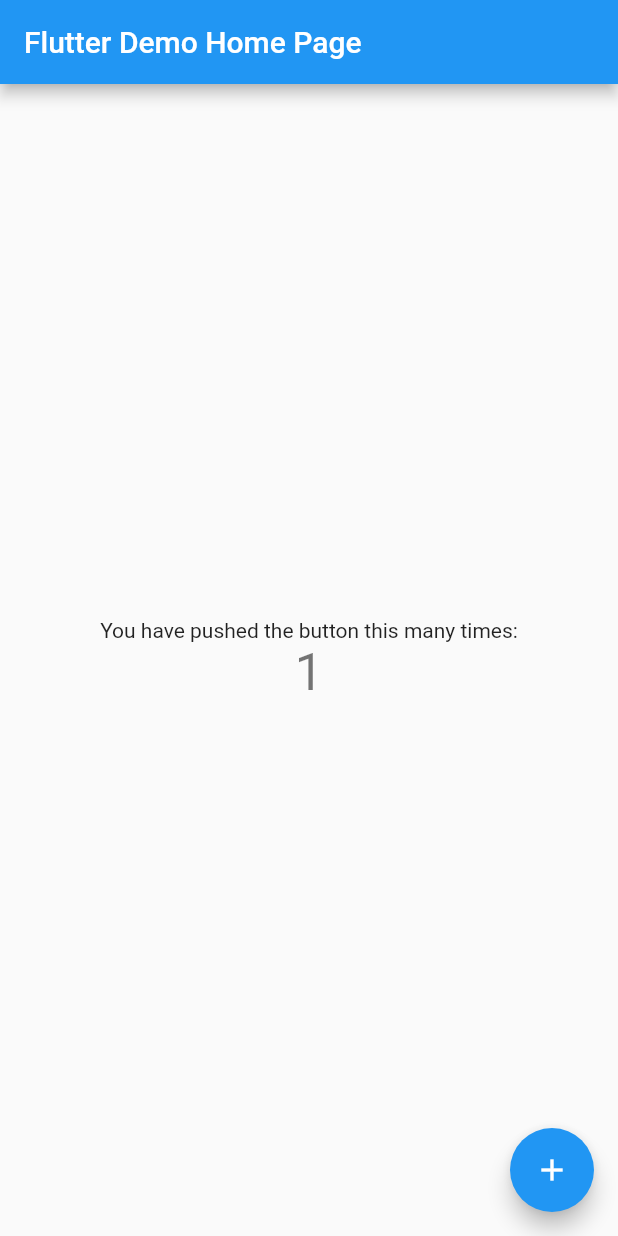
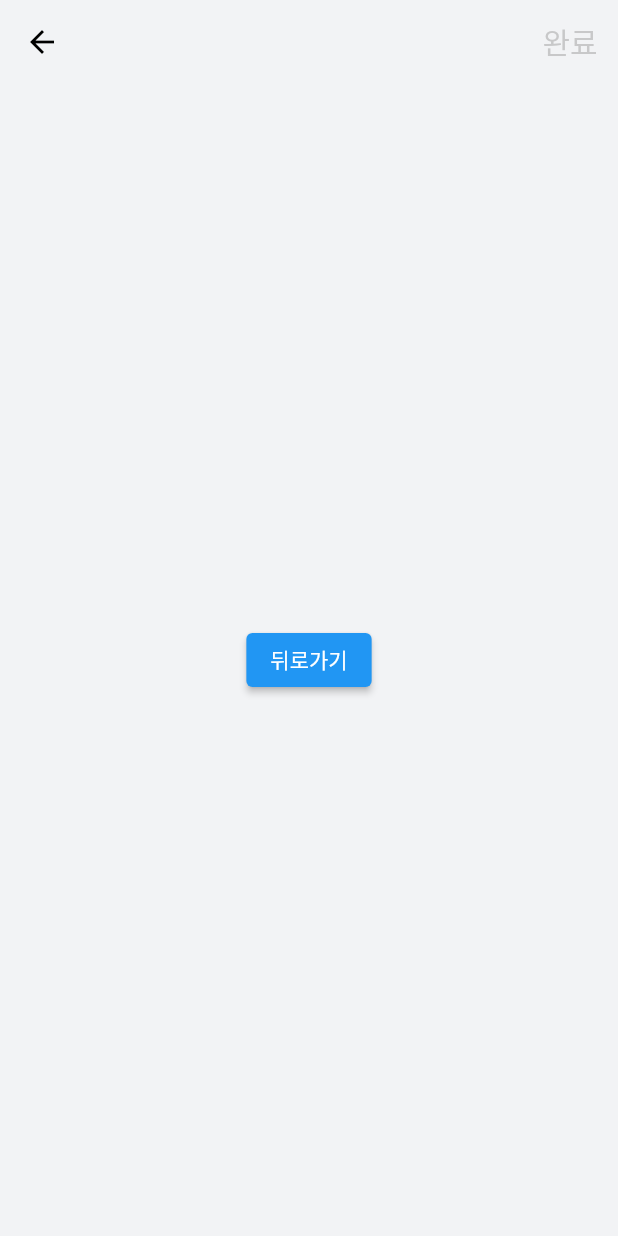
Before and after one commit to threeJob/withUs, a Flutter app: the screen it shows after launch, after a tap on the "add" icon, on a phone screen of 412 x 824 dp. Run offline on Flutter 3.47's test engine with Material 2 defaults, Android fonts, the phone set to English and light mode, and no system bars; our stand-ins replace flutter_svg.

Commit message:
feat Add room page with Appbar

```diff
--- a/lib/main.dart
+++ b/lib/main.dart
@@ -1,4 +1,6 @@
 import 'package:flutter/material.dart';
+
+import 'screens/rooms/room.dart';
 
 void main() {
   runApp(const MyApp());
@@ -106,7 +108,10 @@ class _MyHomePageState extends State<MyHomePage> {
         ),
       ),
       floatingActionButton: FloatingActionButton(
-        onPressed: _incrementCounter,
+        onPressed: () {
+          Navigator.push(
+              context, MaterialPageRoute(builder: (context) => const Room()));
+        },
         tooltip: 'Increment',
         child: const Icon(Icons.add),
       ), // This trailing comma makes auto-formatting nicer for build methods.
--- /dev/null
+++ b/lib/screens/rooms/room.dart
@@ -0,0 +1,47 @@
+import 'package:flutter/material.dart';
+import 'package:flutter/src/widgets/container.dart';
+import 'package:flutter/src/widgets/framework.dart';
+import 'package:flutter_svg/svg.dart';
+
+class Room extends StatelessWidget {
+  const Room({super.key});
+
+  @override
+  Widget build(BuildContext context) {
+    var screenWidth = MediaQuery.of(context).size.width;
+    var screenHeight = MediaQuery.of(context).size.height;
+
+    PreferredSizeWidget _appbarWidget() {
+      return AppBar(
+        backgroundColor: Color(0xffF2F3F5),
+        iconTheme: IconThemeData(
+          color: Colors.black, //색변경
+        ),
+        elevation: 0, //그림자 주기
+        actions: [
+          TextButton(
+            onPressed: () {},
+            style: TextButton.styleFrom(
+              foregroundColor: Colors.grey.withOpacity(0.5),
+            ),
+            child: Text(
+              '완료',
+              style: TextStyle(fontSize: 20),
+            ),
+          ),
+        ],
+      ); //우측 끝 버튼 위치 리;
+    }
+
+    return Scaffold(
+      backgroundColor: Color(0xffF2F3F5),
+      // backgroundColor: Colors.grey.withOpacity(0.2),
+      appBar: _appbarWidget(),
+      body: Center(
+          child: ElevatedButton(
+        child: const Text("뒤로가기"),
+        onPressed: () {},
+      )),
+    );
+  }
+}
```
Also changed, not shown: pubspec.yaml (+6 -7 lines), assets/images/left.png (added), pubspec.lock.
